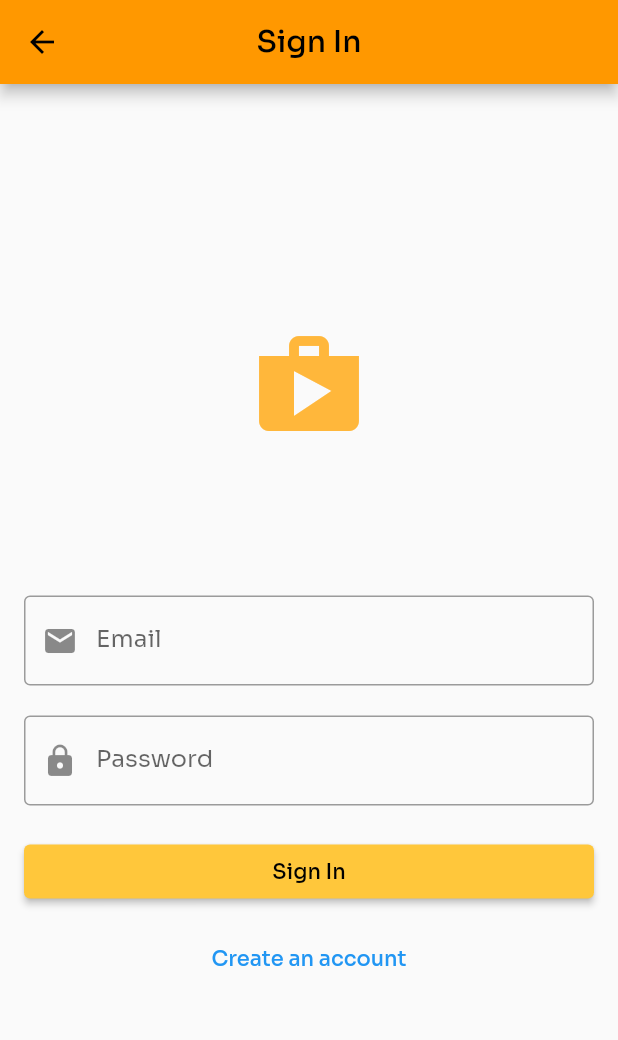
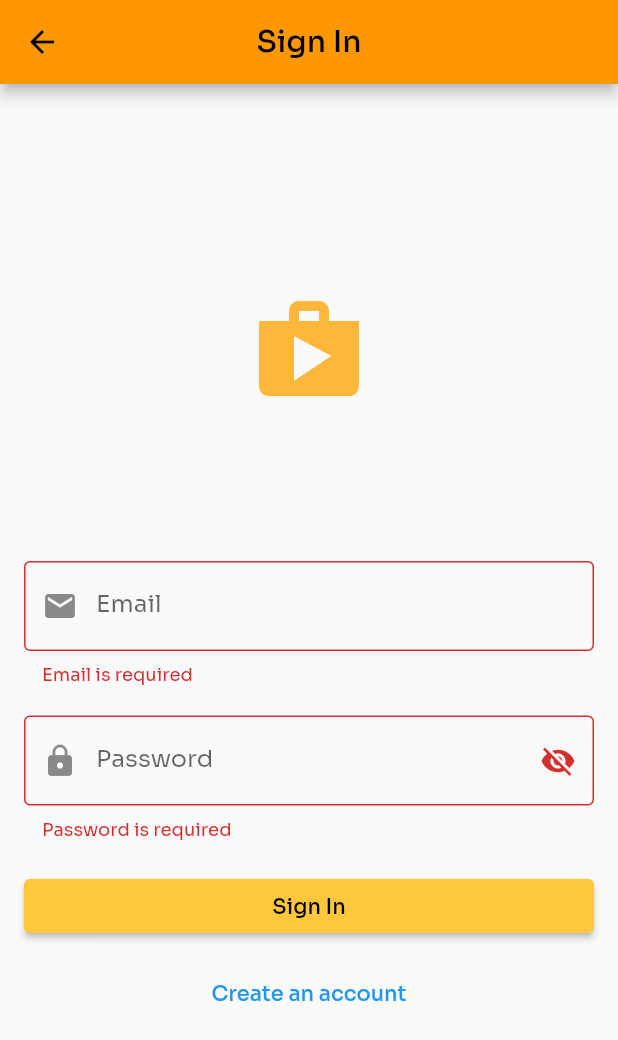
Before and after one commit to Rana-mourad/wicca_store_2, a Flutter app: the SignInPage screen opened by its route, after a tap on "Sign In", on a phone screen of 412 x 824 dp. Shown: the top 1040 px of the screen. Run offline on Flutter 3.47's test engine with Material 2 defaults, Android fonts, the phone set to English and light mode, and no system bars; our stand-ins replace animated_bottom_navigation_bar, carousel_slider, dots_indicator, email_validator, google_fonts, line_icons and 1 more; accounts and stored records are empty; network calls fail.

Commit message:
email_validator

```diff
--- a/lib/views/signin.dart
+++ b/lib/views/signin.dart
@@ -1,33 +1,32 @@
 import 'package:flutter/material.dart';
 import 'package:shared_preferences/shared_preferences.dart';
-import 'package:wicca_store_2/views/homepage.dart';
+import 'package:email_validator/email_validator.dart';
 import 'package:wicca_store_2/views/signup.dart';
+import 'package:wicca_store_2/views/master_page.dart';
+import 'package:wicca_store_2/services/perfernce_services.dart';
 
 void main() {
   runApp(
     MaterialApp(
       debugShowCheckedModeBanner: false,
-      home: MyApp(),
+      home: SignInPage(),
     ),
   );
 }
 
-class MyApp extends StatelessWidget {
+class SignInPage extends StatefulWidget {
+  const SignInPage({Key? key}) : super(key: key);
+
   @override
-  Widget build(BuildContext context) {
-    return MaterialApp(
-      theme: ThemeData(
-        primaryColor: Colors.orange,
-        hintColor: const Color.fromARGB(255, 255, 187, 0),
-        scaffoldBackgroundColor: Colors.white,
-      ),
-      home: SignInPage(),
-    );
-  }
+  State<SignInPage> createState() => _SignInPageState();
 }
 
-class SignInPage extends StatelessWidget {
+class _SignInPageState extends State<SignInPage> {
   final SignInService signInService = SignInService();
+  final GlobalKey<FormState> formKey = GlobalKey<FormState>();
+  final TextEditingController emailController = TextEditingController();
+  final TextEditingController passwordController = TextEditingController();
+  bool obscureText = true;
 
   @override
   Widget build(BuildContext context) {
@@ -38,6 +37,8 @@ class SignInPage extends StatelessWidget {
       ),
       body: Padding(
         padding: EdgeInsets.all(16.0),
+        child: Form(
+          key: formKey,
           child: Column(
             mainAxisAlignment: MainAxisAlignment.center,
             crossAxisAlignment: CrossAxisAlignment.stretch,
@@ -52,29 +53,62 @@ class SignInPage extends StatelessWidget {
               ),
               SizedBox(height: 100.0),
               TextFormField(
+                keyboardType: TextInputType.emailAddress,
+                controller: emailController,
                 decoration: InputDecoration(
                   labelText: 'Email',
                   border: OutlineInputBorder(),
                   prefixIcon: Icon(Icons.email),
                 ),
+                validator: (value) {
+                  if (value == null || value.isEmpty) {
+                    return 'Email is required';
+                  }
+                  if (!EmailValidator.validate(value)) {
+                    return 'Enter a valid Email';
+                  }
+                  return null;
+                },
               ),
               SizedBox(height: 20.0),
               TextFormField(
-              obscureText: true,
+                obscureText: obscureText,
+                controller: passwordController,
                 decoration: InputDecoration(
                   labelText: 'Password',
                   border: OutlineInputBorder(),
                   prefixIcon: Icon(Icons.lock),
+                  suffixIcon: InkWell(
+                    onTap: () {
+                      setState(() {
+                        obscureText = !obscureText;
+                      });
+                    },
+                    child: obscureText
+                        ? Icon(Icons.visibility_off)
+                        : Icon(Icons.visibility),
                   ),
+                ),
+                validator: (value) {
+                  if (value == null || value.isEmpty) {
+                    return 'Password is required';
+                  }
+                  if (value.length < 8) {
+                    return 'Password length must be 8 or more characters';
+                  }
+                  return null;
+                },
               ),
               SizedBox(height: 20.0),
               ElevatedButton(
                 onPressed: () async {
+                  if (formKey.currentState?.validate() ?? false) {
                     await signInService.signIn();
-                Navigator.push(
+                    Navigator.pushReplacement(
                       context,
-                  MaterialPageRoute(builder: (context) => HomePage()),
+                      MaterialPageRoute(builder: (context) => MasterPage()),
                     );
+                  }
                 },
                 style: ElevatedButton.styleFrom(
                   primary: Color.fromARGB(255, 255, 199, 59),
@@ -98,6 +132,7 @@ class SignInPage extends StatelessWidget {
             ],
           ),
         ),
+      ),
     );
   }
 }
```
Lines whose indentation alone changed are shown as unchanged.
